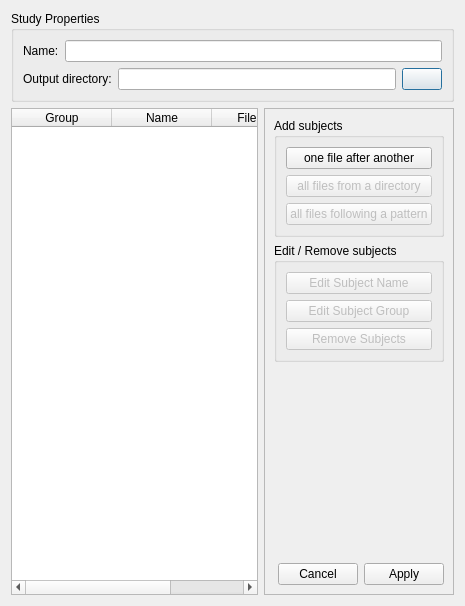
This is morphologist/gui/ui/study_editor_widget.ui in brainvisa/morphologist as Qt 5 draws it before an edit. The edited form follows.
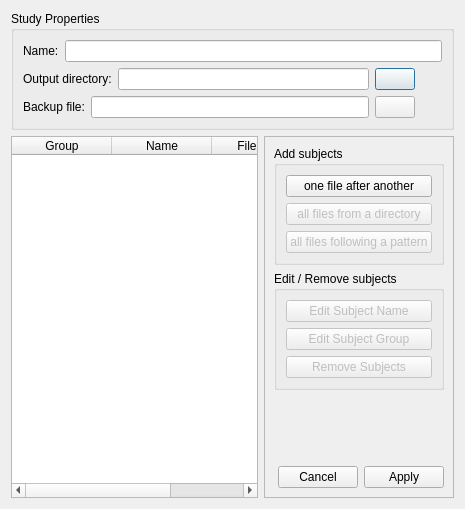
This is the edited form. Icons and pictures are not drawn.

Commit message: ENH: Study is automatically saved at creation + add "save as..." item menu

Diff of the .ui file:
```diff
--- a/morphologist/gui/ui/study_editor_widget.ui
+++ b/morphologist/gui/ui/study_editor_widget.ui
@@ -7,7 +7,7 @@
     <x>0</x>
     <y>0</y>
     <width>465</width>
-    <height>606</height>
+    <height>509</height>
    </rect>
   </property>
   <property name="windowTitle">
@@ -16,13 +16,13 @@
   <property name="modal">
    <bool>true</bool>
   </property>
-  <layout class="QVBoxLayout" name="verticalLayout_4">
+  <layout class="QVBoxLayout" name="verticalLayout_7">
    <item>
     <widget class="QGroupBox" name="study_properties_groupBox">
      <property name="title">
       <string>Study Properties</string>
      </property>
-     <layout class="QVBoxLayout" name="verticalLayout_3">
+     <layout class="QVBoxLayout" name="verticalLayout_4">
       <item>
        <layout class="QHBoxLayout" name="horizontalLayout">
         <item>
@@ -38,25 +38,109 @@
        </layout>
       </item>
       <item>
-       <layout class="QHBoxLayout" name="horizontalLayout_3">
+       <layout class="QHBoxLayout" name="horizontalLayout_4">
         <item>
-         <widget class="QLabel" name="outputdir_label">
-          <property name="text">
-           <string>Output directory:</string>
-          </property>
-         </widget>
+         <layout class="QVBoxLayout" name="verticalLayout_3">
+          <item>
+           <layout class="QHBoxLayout" name="horizontalLayout_3">
+            <item>
+             <widget class="QLabel" name="outputdir_label">
+              <property name="text">
+               <string>Output directory:</string>
+              </property>
+             </widget>
+            </item>
+            <item>
+             <widget class="QLineEdit" name="outputdir_lineEdit"/>
+            </item>
+            <item>
+             <widget class="QPushButton" name="outputdir_button">
+              <property name="text">
+               <string/>
+              </property>
+              <property name="icon">
+               <iconset resource="../../../resources/morphologist.qrc">
+                <normaloff>:/icons/open.png</normaloff>:/icons/open.png</iconset>
+              </property>
+             </widget>
+            </item>
+           </layout>
+          </item>
+          <item>
+           <layout class="QHBoxLayout" name="horizontalLayout_3">
+            <item>
+             <widget class="QLabel" name="backup_filename_label">
+              <property name="text">
+               <string>Backup file:</string>
+              </property>
+             </widget>
+            </item>
+            <item>
+             <widget class="QLineEdit" name="backup_filename_lineEdit"/>
+            </item>
+            <item>
+             <widget class="QPushButton" name="backup_filename_button">
+              <property name="text">
+               <string/>
+              </property>
+              <property name="icon">
+               <iconset resource="../../../resources/morphologist.qrc">
+                <normaloff>:/icons/open.png</normaloff>:/icons/open.png</iconset>
+              </property>
+             </widget>
+            </item>
+           </layout>
+          </item>
+         </layout>
         </item>
         <item>
-         <widget class="QLineEdit" name="outputdir_lineEdit"/>
-        </item>
-        <item>
-         <widget class="QPushButton" name="outputdir_button">
+         <widget class="QPushButton" name="link_button">
+          <property name="sizePolicy">
+           <sizepolicy hsizetype="Fixed" vsizetype="Fixed">
+            <horstretch>0</horstretch>
+            <verstretch>0</verstretch>
+           </sizepolicy>
+          </property>
+          <property name="minimumSize">
+           <size>
+            <width>0</width>
+            <height>0</height>
+           </size>
+          </property>
+          <property name="maximumSize">
+           <size>
+            <width>21</width>
+            <height>39</height>
+           </size>
+          </property>
           <property name="text">
            <string/>
           </property>
           <property name="icon">
            <iconset resource="../../../resources/morphologist.qrc">
-            <normaloff>:/icons/open.png</normaloff>:/icons/open.png</iconset>
+            <normaloff>:/icons/link.png</normaloff>
+            <normalon>:/icons/unlink.png</normalon>:/icons/link.png</iconset>
+          </property>
+          <property name="iconSize">
+           <size>
+            <width>7</width>
+            <height>24</height>
+           </size>
+          </property>
+          <property name="checkable">
+           <bool>true</bool>
+          </property>
+          <property name="checked">
+           <bool>false</bool>
+          </property>
+          <property name="autoDefault">
+           <bool>true</bool>
+          </property>
+          <property name="default">
+           <bool>false</bool>
+          </property>
+          <property name="flat">
+           <bool>true</bool>
           </property>
          </widget>
         </item>
```
The commit also changes 8 other files.
